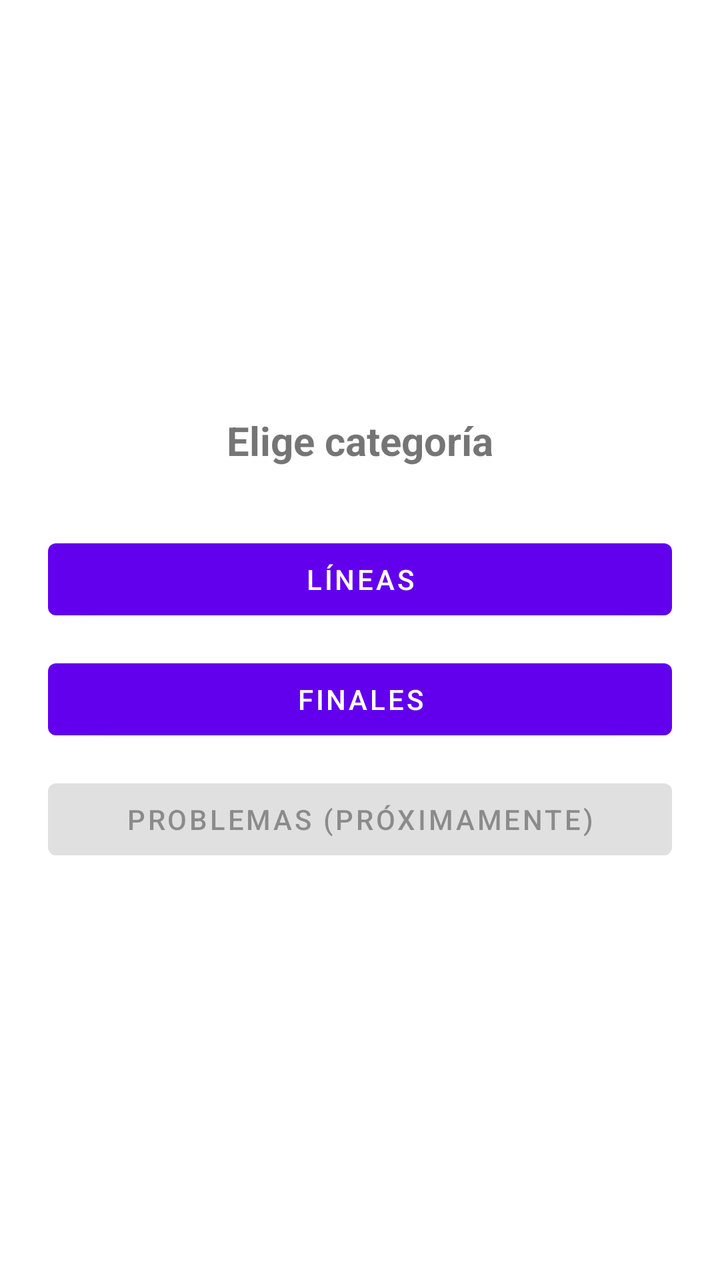
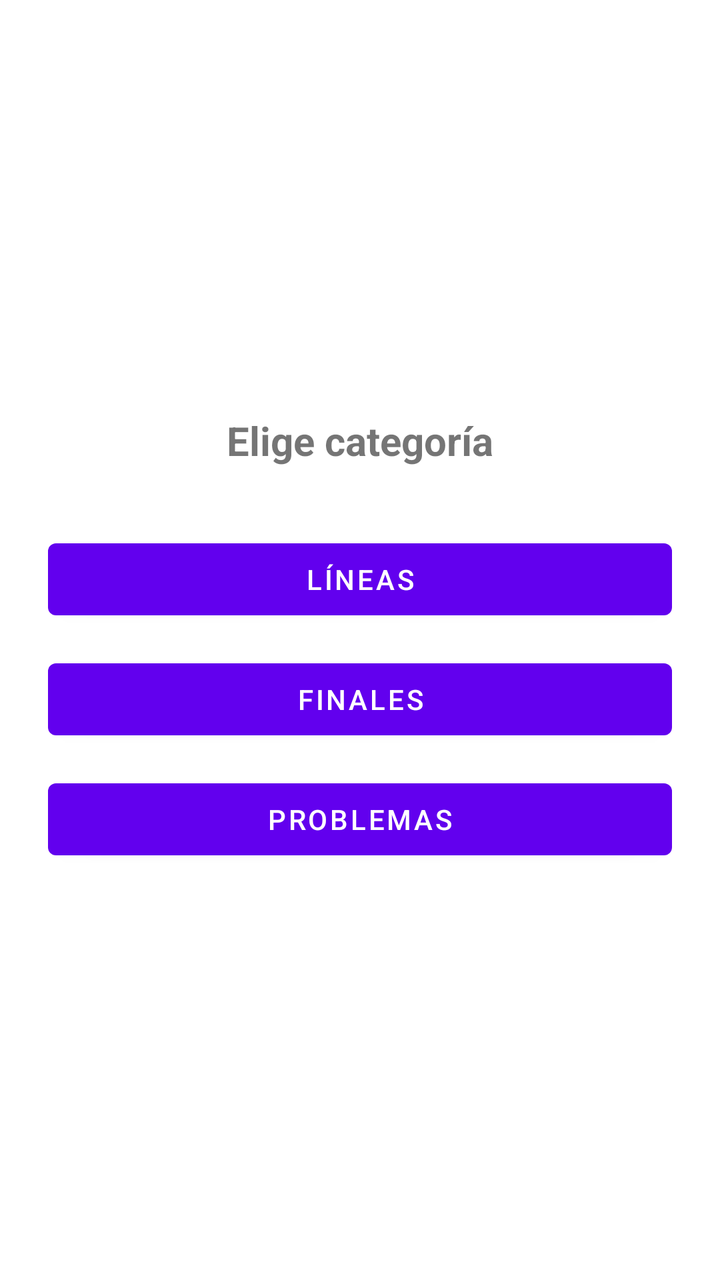

Before-and-after screenshots of an Android layout around one commit, followed by the original layout XML and the change that was made.
<!-- AndroidManifest.xml: application theme Theme.AperturasAjedrez -->
<!-- res/layout/activity_category_selector.xml -->
<androidx.constraintlayout.widget.ConstraintLayout xmlns:android="http://schemas.android.com/apk/res/android"
    xmlns:app="http://schemas.android.com/apk/res-auto"
    android:layout_width="match_parent"
    android:layout_height="match_parent"
    android:padding="24dp">

    <TextView
        android:id="@+id/categoryTitle"
        android:layout_width="wrap_content"
        android:layout_height="wrap_content"
        android:text="@string/category_title"
        android:textSize="20sp"
        android:textStyle="bold"
        app:layout_constraintTop_toTopOf="parent"
        app:layout_constraintStart_toStartOf="parent"
        app:layout_constraintEnd_toEndOf="parent"
        app:layout_constraintBottom_toTopOf="@id/categoryLinesButton"
        app:layout_constraintVertical_chainStyle="packed" />

    <Button
        android:id="@+id/categoryLinesButton"
        android:layout_width="0dp"
        android:layout_height="wrap_content"
        android:text="@string/category_lines"
        app:layout_constraintTop_toBottomOf="@id/categoryTitle"
        app:layout_constraintBottom_toTopOf="@id/categoryEndgamesButton"
        app:layout_constraintStart_toStartOf="parent"
        app:layout_constraintEnd_toEndOf="parent"
        android:layout_marginTop="32dp" />

    <Button
        android:id="@+id/categoryEndgamesButton"
        android:layout_width="0dp"
        android:layout_height="wrap_content"
        android:text="@string/category_endgames"
        app:layout_constraintTop_toBottomOf="@id/categoryLinesButton"
        app:layout_constraintBottom_toTopOf="@id/categoryProblemsButton"
        app:layout_constraintStart_toStartOf="parent"
        app:layout_constraintEnd_toEndOf="parent"
        android:layout_marginTop="12dp" />

    <Button
        android:id="@+id/categoryProblemsButton"
        android:layout_width="0dp"
        android:layout_height="wrap_content"
        android:enabled="false"
        android:text="@string/category_problems_soon"
        app:layout_constraintTop_toBottomOf="@id/categoryEndgamesButton"
        app:layout_constraintBottom_toBottomOf="parent"
        app:layout_constraintStart_toStartOf="parent"
        app:layout_constraintEnd_toEndOf="parent"
        android:layout_marginTop="12dp" />

</androidx.constraintlayout.widget.ConstraintLayout>
<!-- resources referenced by this layout -->
<resources>
  <string name="category_endgames">Finales</string>
  <string name="category_lines">Líneas</string>
  <string name="category_problems_soon">Problemas (próximamente)</string>
  <string name="category_title">Elige categoría</string>
  <style name="Theme.AperturasAjedrez" parent="Theme.MaterialComponents.DayNight.NoActionBar" />
</resources>

<!-- the commit's change to res/layout/activity_category_selector.xml (unified diff, before → after) -->
@@ -43,8 +43,7 @@
         android:id="@+id/categoryProblemsButton"
         android:layout_width="0dp"
         android:layout_height="wrap_content"
-        android:enabled="false"
-        android:text="@string/category_problems_soon"
+        android:text="@string/category_problems"
         app:layout_constraintTop_toBottomOf="@id/categoryEndgamesButton"
         app:layout_constraintBottom_toBottomOf="parent"
         app:layout_constraintStart_toStartOf="parent"
<!-- resource entries referenced after the edit -->
@@ -2,7 +2,7 @@
 <resources>
   <string name="category_endgames">Finales</string>
   <string name="category_lines">Líneas</string>
-  <string name="category_problems_soon">Problemas (próximamente)</string>
+  <string name="category_problems">Problemas</string>
   <string name="category_title">Elige categoría</string>
   <style name="Theme.AperturasAjedrez" parent="Theme.MaterialComponents.DayNight.NoActionBar" />
 </resources>
